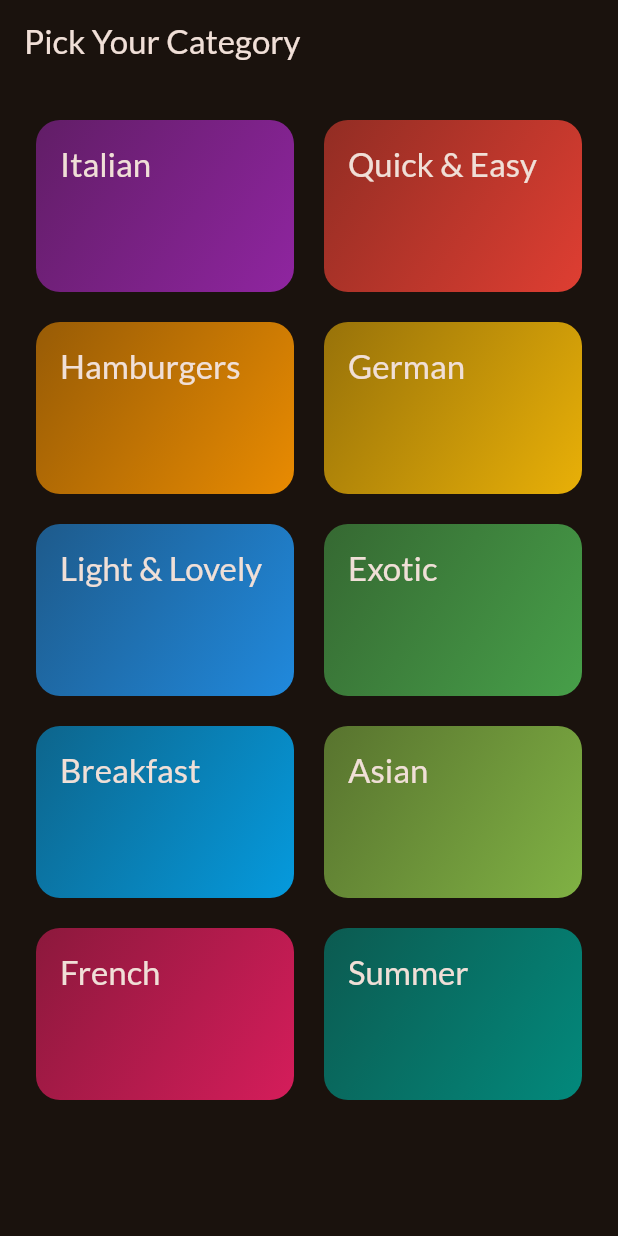
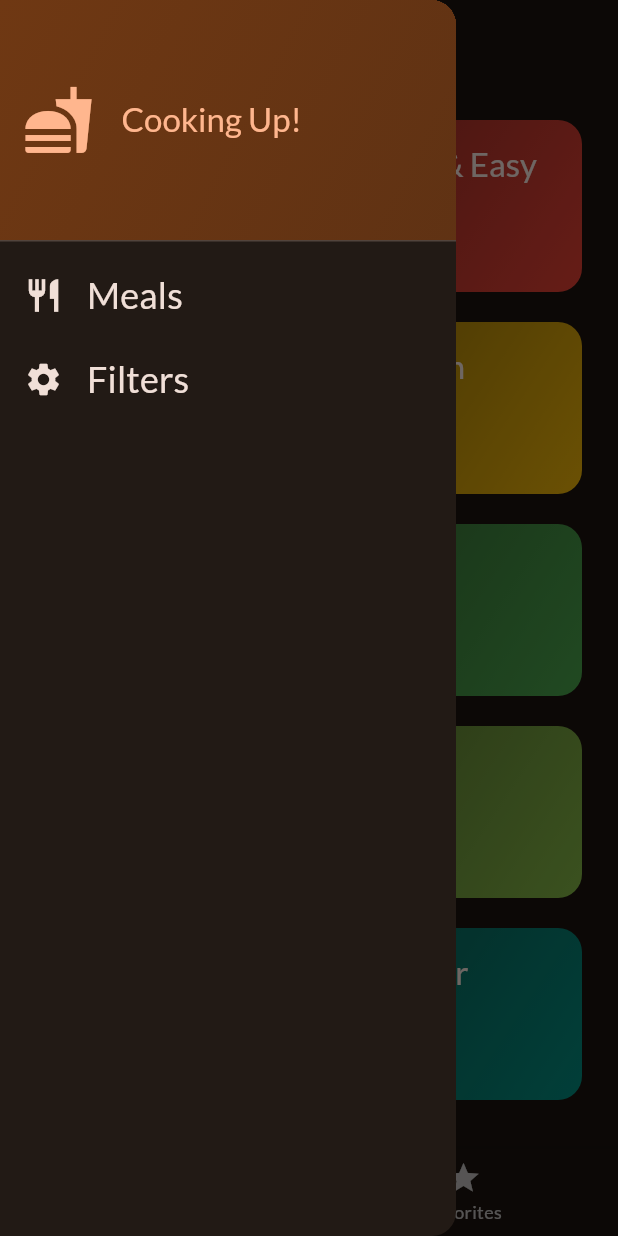
Before and after one commit to hhoury/meals_app, a Flutter app: the screen it shows after launch, with the side drawer open (before the commit the screen has no drawer), on a phone screen of 412 x 824 dp. Run offline on Flutter 3.47's test engine with Material 2 defaults, Android fonts, the phone set to English and light mode, and no system bars; our stand-ins replace google_fonts, transparent_image.

Commit message:
passing data,managing state,read and return data

```diff
--- a/lib/main.dart
+++ b/lib/main.dart
@@ -1,6 +1,6 @@
 import 'package:flutter/material.dart';
 import 'package:google_fonts/google_fonts.dart';
-import 'package:meals_app/screens/categories.dart';
+import 'package:meals_app/screens/tabs.dart';
 
 final theme = ThemeData(
   useMaterial3: true,
@@ -22,7 +22,7 @@ class App extends StatelessWidget {
   Widget build(BuildContext context) {
     return MaterialApp(
       theme: theme,
-      home: const CategoriesScreen(),
+      home: const TabsScreen(),
     );
   }
 }
--- a/lib/screens/categories.dart
+++ b/lib/screens/categories.dart
@@ -6,24 +6,32 @@ import 'package:meals_app/screens/meals.dart';
 import 'package:meals_app/widgets/category_grid_item.dart';
 
 class CategoriesScreen extends StatelessWidget {
-  const CategoriesScreen({super.key});
+  const CategoriesScreen(
+      {super.key,
+      required this.onToggleFavoriteMeal,
+      required this.availableMeals});
+  final void Function(Meal meal) onToggleFavoriteMeal;
+
+  final List<Meal> availableMeals;
 
   void _selectCategory(BuildContext context, Category category) {
-    List<Meal> categoryMeals = dummyMeals
+    List<Meal> categoryMeals = availableMeals
         .where((meal) => meal.categories.contains(category.id))
         .toList();
-    Navigator.of(context).push(MaterialPageRoute(
-        builder: (ctx) =>
-            MealsScreen(title: category.title, meals: categoryMeals)));
+    Navigator.of(context).push(
+      MaterialPageRoute(
+        builder: (ctx) => MealsScreen(
+          title: category.title,
+          meals: categoryMeals,
+          onToggleFavoriteMeal: onToggleFavoriteMeal,
+        ),
+      ),
+    );
   }
 
   @override
   Widget build(BuildContext context) {
-    return Scaffold(
-      appBar: AppBar(
-        title: const Text('Pick Your Category'),
-      ),
-      body: GridView(
+    return GridView(
       padding: const EdgeInsets.all(24),
       gridDelegate: const SliverGridDelegateWithFixedCrossAxisCount(
         crossAxisCount: 2,
@@ -39,7 +47,6 @@ class CategoriesScreen extends StatelessWidget {
                 _selectCategory(context, category);
               })
       ],
-      ),
     );
   }
 }
--- /dev/null
+++ b/lib/screens/tabs.dart
@@ -0,0 +1,113 @@
+import 'package:flutter/material.dart';
+import 'package:meals_app/data/dummy_data.dart';
+import 'package:meals_app/models/meal.dart';
+import 'package:meals_app/screens/categories.dart';
+import 'package:meals_app/screens/filters.dart';
+import 'package:meals_app/screens/meals.dart';
+import 'package:meals_app/widgets/main_drawer.dart';
+
+const kInitialFilters = {
+  Filter.glutenFree: false,
+  Filter.lactoseFree: false,
+  Filter.vegetarian: false,
+  Filter.vegan: false,
+};
+
+class TabsScreen extends StatefulWidget {
+  const TabsScreen({super.key});
+
+  @override
+  State<TabsScreen> createState() => _TabsScreenState();
+}
+
+class _TabsScreenState extends State<TabsScreen> {
+  int _selectedPageIndex = 0;
+  final List<Meal> _favoriteMeals = [];
+  Map<Filter, bool> _selectedFilters = kInitialFilters;
+  void _selectPage(int index) {
+    setState(() {
+      _selectedPageIndex = index;
+    });
+  }
+
+  void _toggleMealFavoriteStatus(Meal meal) {
+    final isExisting = _favoriteMeals.contains(meal);
+    if (isExisting) {
+      setState(() {
+        _favoriteMeals.remove(meal);
+      });
+      _showInfoMessage('Meal Removed From Favorites!');
+    } else {
+      setState(() {
+        _favoriteMeals.add(meal);
+      });
+      _showInfoMessage('Meal Set As Favorite!');
+    }
+  }
+
+  void _setScreen(String identifier) async {
+    Navigator.of(context).pop();
+    switch (identifier) {
+      case 'filters':
+        final result = await Navigator.of(context).push<Map<Filter, bool>>(
+          MaterialPageRoute(
+            builder: (ctx) => FiltersScreen(
+              currentFilters: _selectedFilters,
+            ),
+          ),
+        );
+        setState(() {
+          _selectedFilters = result ?? kInitialFilters;
+        });
+        break;
+      default:
+    }
+  }
+
+  void _showInfoMessage(String message) {
+    ScaffoldMessenger.of(context).clearSnackBars();
+    ScaffoldMessenger.of(context)
+        .showSnackBar(SnackBar(content: Text(message)));
+  }
+
+  @override
+  Widget build(BuildContext context) {
+    final availableMeals = dummyMeals
+        .where((meal) =>
+            meal.isGlutenFree == _selectedFilters[Filter.glutenFree] &&
+            meal.isLactoseFree == _selectedFilters[Filter.lactoseFree] &&
+            meal.isVegetarian == _selectedFilters[Filter.vegetarian] &&
+            meal.isVegan == _selectedFilters[Filter.vegan])
+        .toList();
+    Widget activePage = CategoriesScreen(
+      onToggleFavoriteMeal: _toggleMealFavoriteStatus,
+      availableMeals: availableMeals,
+    );
+    String activePageTitle = 'Categories';
+    if (_selectedPageIndex == 1) {
+      activePageTitle = 'Your Favorites';
+      activePage = MealsScreen(
+        meals: _favoriteMeals,
+        onToggleFavoriteMeal: _toggleMealFavoriteStatus,
+      );
+    }
+    return Scaffold(
+      appBar: AppBar(
+        title: Text(activePageTitle),
+      ),
+      drawer: MainDrawer(
+        onSelectScreen: _setScreen,
+      ),
+      body: activePage,
+      bottomNavigationBar: BottomNavigationBar(
+        currentIndex: _selectedPageIndex,
+        items: const [
+          BottomNavigationBarItem(
+              icon: Icon(Icons.set_meal), label: 'Categories'),
+          BottomNavigationBarItem(icon: Icon(Icons.star), label: 'Favorites'),
+        ],
+        onTap: _selectPage,
+      ),
+    );
+  }
+}
--- /dev/null
+++ b/lib/widgets/main_drawer.dart
@@ -0,0 +1,83 @@
+import 'package:flutter/material.dart';
+
+class MainDrawer extends StatelessWidget {
+  const MainDrawer({super.key, required this.onSelectScreen});
+  final void Function(String identifier) onSelectScreen;
+
+  @override
+  Widget build(BuildContext context) {
+    return Drawer(
+      child: Column(
+        children: [
+          DrawerHeader(
+            decoration: BoxDecoration(
+              gradient: LinearGradient(
+                colors: [
+                  Theme.of(context).colorScheme.primaryContainer,
+                  Theme.of(context)
+                      .colorScheme
+                      .primaryContainer
+                      .withOpacity(0.8),
+                ],
+                begin: Alignment.topLeft,
+                end: Alignment.bottomRight,
+              ),
+            ),
+            padding: const EdgeInsets.symmetric(horizontal: 15, vertical: 10),
+            child: Row(
+              children: [
+                Icon(
+                  Icons.fastfood,
+                  size: 48,
+                  color: Theme.of(context).colorScheme.primary,
+                ),
+                const SizedBox(
+                  width: 18,
+                ),
+                Text(
+                  'Cooking Up!',
+                  style: Theme.of(context)
+                      .textTheme
+                      .titleLarge!
+                      .copyWith(color: Theme.of(context).colorScheme.primary),
+                ),
+              ],
+            ),
+          ),
+          ListTile(
+            leading: Icon(
+              Icons.restaurant,
+              size: 26,
+              color: Theme.of(context).colorScheme.onBackground,
+            ),
+            title: Text(
+              'Meals',
+              style: Theme.of(context).textTheme.titleSmall!.copyWith(
+                  color: Theme.of(context).colorScheme.onBackground,
+                  fontSize: 24),
+            ),
+            onTap: () {
+              onSelectScreen('meals');
+            },
+          ),
+          ListTile(
+            leading: Icon(
+              Icons.settings,
+              size: 26,
+              color: Theme.of(context).colorScheme.onBackground,
+            ),
+            title: Text(
+              'Filters',
+              style: Theme.of(context).textTheme.titleSmall!.copyWith(
+                  color: Theme.of(context).colorScheme.onBackground,
+                  fontSize: 24),
+            ),
+            onTap: () {
+              onSelectScreen('filters');
+            },
+          ),
+        ],
+      ),
+    );
+  }
+}
```
Also changed, not shown: lib/screens/filters.dart (added, +145 -0 lines), lib/screens/meal_details.dart (+68 -6 lines), lib/screens/meals.dart (+16 -6 lines). Lines whose indentation alone changed are shown as unchanged.
